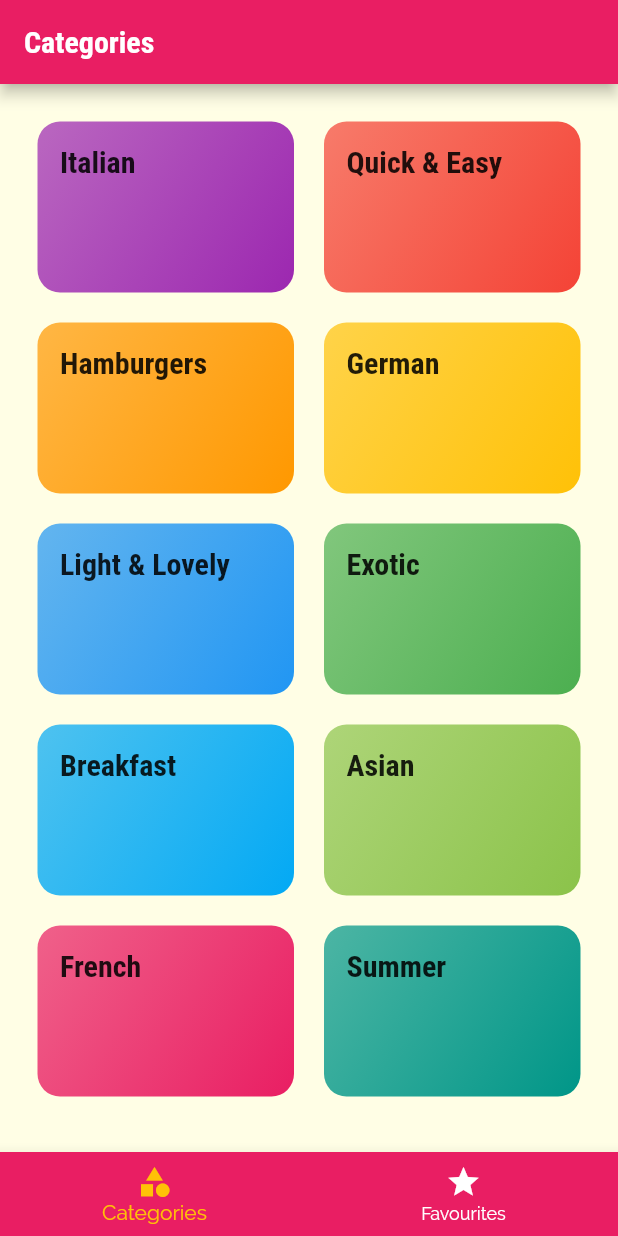
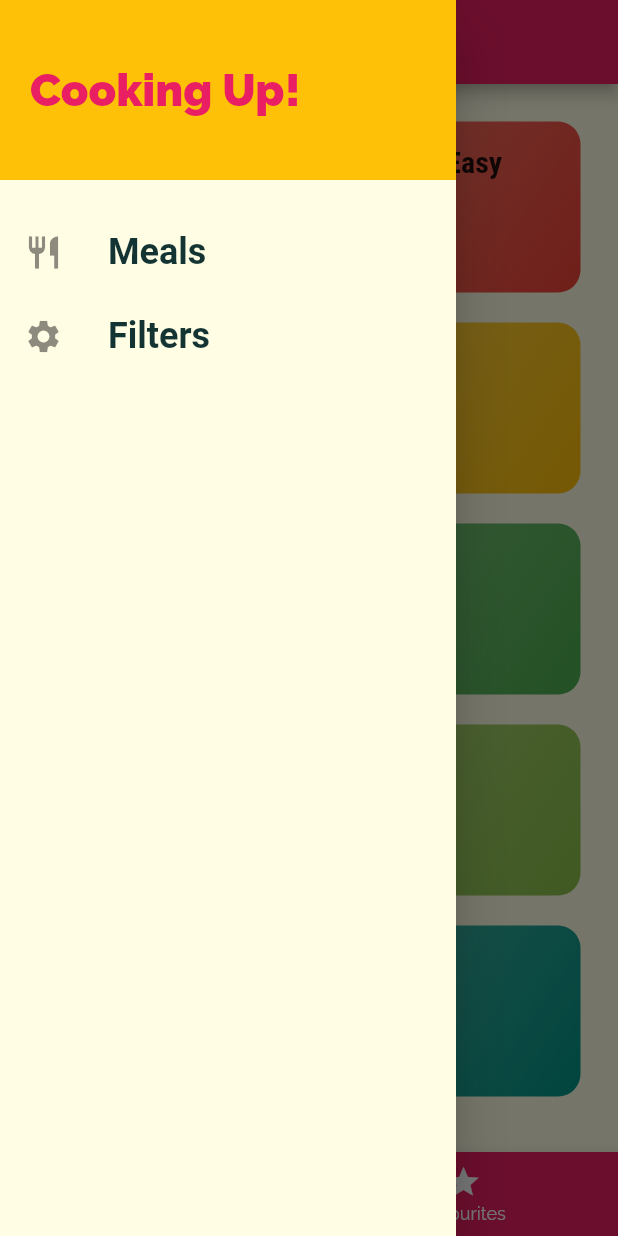
Before and after one commit to PaulTA91/meals_app, a Flutter app: the screen it shows after launch, with the side drawer open (before the commit the screen has no drawer), on a phone screen of 412 x 824 dp. Run offline on Flutter 3.47's test engine with Material 2 defaults, Android fonts, the phone set to English and light mode, and no system bars; Roboto replaces fonts that are missing (RobotoCondesned).

Commit message:
Lesson 176: adding a custom drawer

```diff
--- a/lib/screens/tabs_screen.dart
+++ b/lib/screens/tabs_screen.dart
@@ -1,5 +1,6 @@
 import 'package:flutter/material.dart';
 
+import '../widgets/main_drawer.dart';
 import './categories_screen.dart';
 import './favourites_screen.dart';
 
@@ -28,6 +29,7 @@ class _TabsScreenState extends State<TabsScreen> {
       appBar: AppBar(
         title: Text(_pages[_selectedPageIndex]['title']),
       ),
+      drawer: MainDrawer(),
       body: _pages[_selectedPageIndex]['page'],
       bottomNavigationBar: BottomNavigationBar(
         onTap: _selectPage,
--- /dev/null
+++ b/lib/widgets/main_drawer.dart
@@ -0,0 +1,57 @@
+import 'package:flutter/material.dart';
+
+class MainDrawer extends StatelessWidget {
+  Widget buildListTile(String title, IconData icon) {
+    return ListTile(
+      leading: Icon(
+        icon,
+        size: 26,
+      ),
+      title: Text(
+        title,
+        style: TextStyle(
+          fontFamily: 'RobotoCondesned',
+          fontSize: 24,
+          fontWeight: FontWeight.bold,
+        ),
+      ),
+      onTap: () {},
+    );
+  }
+
+  @override
+  Widget build(BuildContext context) {
+    return Drawer(
+      child: Column(
+        children: [
+          Container(
+            height: 120,
+            width: double.infinity,
+            padding: EdgeInsets.all(20),
+            alignment: Alignment.centerLeft,
+            color: Theme.of(context).colorScheme.secondary,
+            child: Text(
+              'Cooking Up!',
+              style: TextStyle(
+                fontWeight: FontWeight.w900,
+                fontSize: 30,
+                color: Theme.of(context).colorScheme.primary,
+              ),
+            ),
+          ),
+          SizedBox(
+            height: 20,
+          ),
+          buildListTile(
+            'Meals',
+            Icons.restaurant,
+          ),
+          buildListTile(
+            'Filters',
+            Icons.settings,
+          ),
+        ],
+      ),
+    );
+  }
+}
```
